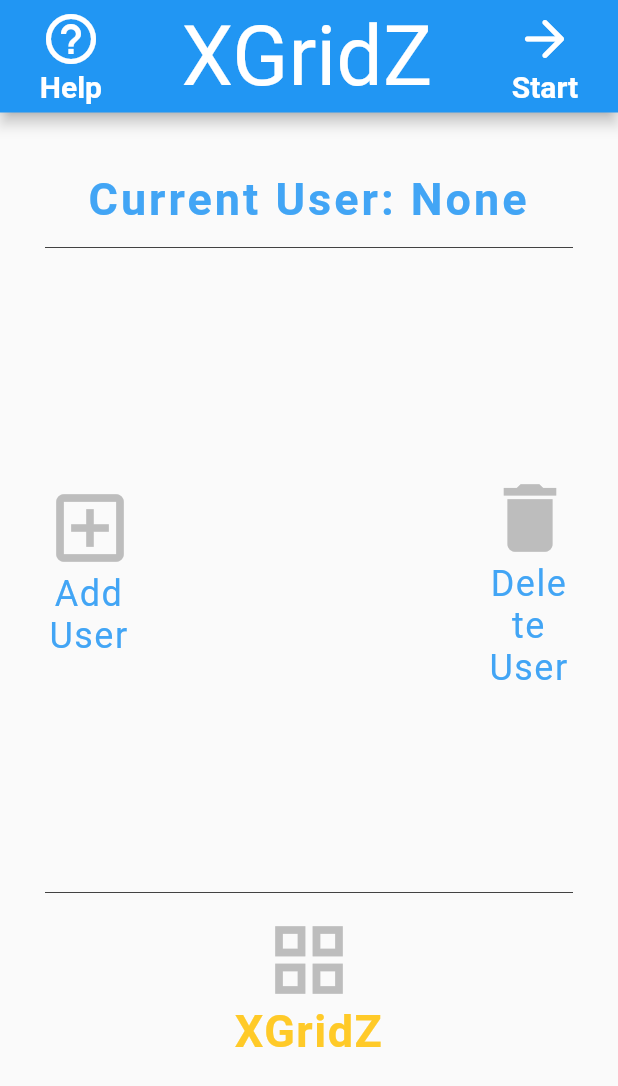
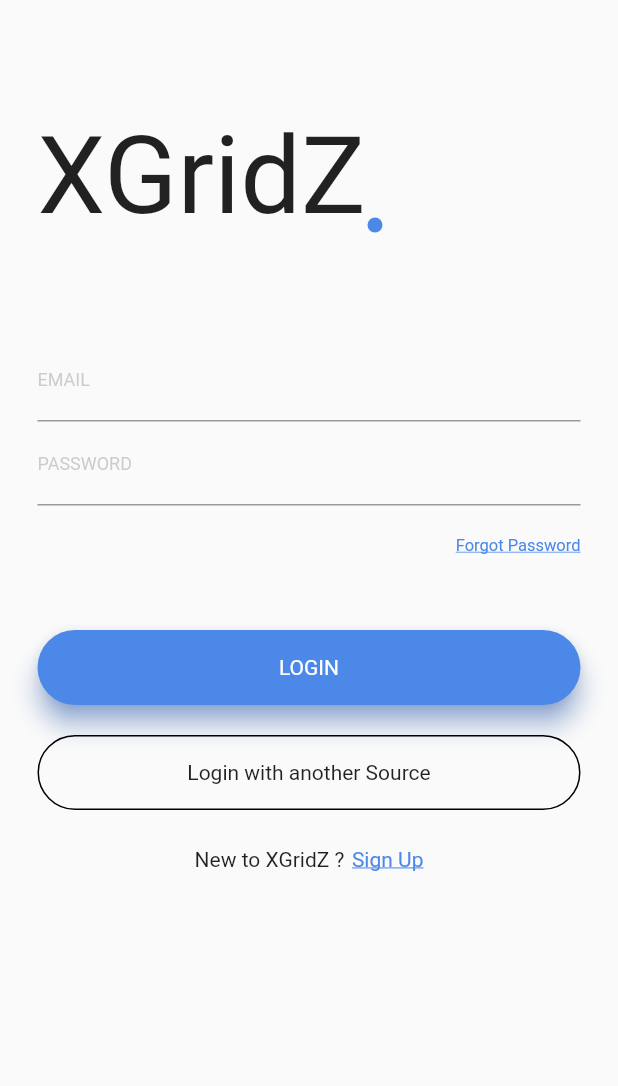
Before and after one commit to znaing/xgridz, a Flutter app: the screen it shows after launch, on a phone screen of 412 x 824 dp. Shown: the top 1086 px of the screen. Run offline on Flutter 3.47's test engine with Material 2 defaults, Android fonts, the phone set to English and light mode, and no system bars; our stand-ins replace image_picker; Roboto replaces fonts that are missing (Trueno).

Commit message:
Login UI
New login implemenetation

```diff
--- a/lib/main.dart
+++ b/lib/main.dart
@@ -1,4 +1,6 @@
 import 'package:flutter/material.dart';
+import 'package:xgridz/screens/Login.dart';
+import 'package:xgridz/screens/Signup.dart';
 import 'package:xgridz/screens/Home.dart';
 import 'package:xgridz/screens/Loading.dart';
 import 'package:xgridz/screens/Settings.dart';
@@ -16,6 +18,8 @@
       title: "xGridZ",
       routes: {
       '/': (context) => Loading(),
+      '/login': (context) => Login(),
+      '/signup': (context) => Signup(),
       '/home': (context) => Home(),
       '/settings': (context) => Settings(),
       '/start': (context) => Start(),
--- a/lib/screens/Loading.dart
+++ b/lib/screens/Loading.dart
@@ -9,7 +9,7 @@
   void initState() {
     super.initState();
     Timer(Duration(seconds: 2),
-            ()=>Navigator.pushReplacementNamed(context,'/home')
+            ()=>Navigator.pushReplacementNamed(context,'/login')
     );
   }
   @override
--- /dev/null
+++ b/lib/screens/Login.dart
@@ -0,0 +1,171 @@
+import 'package:flutter/material.dart';
+//import 'package:flutterfbauth/reset.dart';
+//import 'package:flutterfbauth/services/authservice.dart';
+import 'package:xgridz/screens/Signup.dart';
+
+class Login extends StatefulWidget {
+  @override
+  _LoginState createState() => _LoginState();
+}
+
+class _LoginState extends State<Login> {
+  final formKey = new GlobalKey<FormState>();
+
+  String email, password;
+
+  Color blueColor = Color(0xFF4B88E7);
+
+  //To check fields during submit
+  checkFields() {
+    final form = formKey.currentState;
+    if (form.validate()) {
+      form.save();
+      return true;
+    }
+    return false;
+  }
+
+  //To Validate email
+  String validateEmail(String value) {
+    Pattern pattern =
+        r'^(([^<>()[\]\\.,;:\s@\"]+(\.[^<>()[\]\\.,;:\s@\"]+)*)|(\".+\"))@((\[[0-9]{1,3}\.[0-9]{1,3}\.[0-9]{1,3}\.[0-9]{1,3}\])|(([a-zA-Z\-0-9]+\.)+[a-zA-Z]{2,}))$';
+    RegExp regex = new RegExp(pattern);
+    if (!regex.hasMatch(value))
+      return 'Enter Valid Email';
+    else
+      return null;
+  }
+
+  @override
+  Widget build(BuildContext context) {
+    return Scaffold(
+        body: Container(
+            height: MediaQuery.of(context).size.height,
+            width: MediaQuery.of(context).size.width,
+            child: Form(key: formKey, child: _buildLoginForm())));
+  }
+
+  _buildLoginForm() {
+    return Padding(
+        padding: const EdgeInsets.only(left: 25.0, right: 25.0),
+        child: ListView(children: [
+          SizedBox(height: 75.0),
+          Container(
+              height: 125.0,
+              width: 200.0,
+              child: Stack(
+                children: [
+                  Text('XGridZ',
+                      style: TextStyle(fontFamily: 'Trueno', fontSize: 72.0)),
+                  Positioned(
+                      top: 70.0,
+                      left: 220.0,
+                      child: Container(
+                          height: 10.0,
+                          width: 10.0,
+                          decoration: BoxDecoration(
+                              shape: BoxShape.circle, color: blueColor)))
+                ],
+              )),
+          SizedBox(height: 25.0),
+          TextFormField(
+              decoration: InputDecoration(
+                  labelText: 'EMAIL',
+                  labelStyle: TextStyle(
+                      fontFamily: 'Trueno',
+                      fontSize: 12.0,
+                      color: Colors.grey.withOpacity(0.5)),
+                  focusedBorder: UnderlineInputBorder(
+                    borderSide: BorderSide(color: blueColor),
+                  )),
+              onChanged: (value) {
+                this.email = value;
+              },
+              validator: (value) =>
+              value.isEmpty ? 'Email is required' : validateEmail(value)),
+          TextFormField(
+              decoration: InputDecoration(
+                  labelText: 'PASSWORD',
+                  labelStyle: TextStyle(
+                      fontFamily: 'Trueno',
+                      fontSize: 12.0,
+                      color: Colors.grey.withOpacity(0.5)),
+                  focusedBorder: UnderlineInputBorder(
+                    borderSide: BorderSide(color: blueColor),
+                  )),
+              obscureText: true,
+              onChanged: (value) {
+                this.password = value;
+              },
+              validator: (value) =>
+              value.isEmpty ? 'Password is required' : null),
+          SizedBox(height: 5.0),
+          GestureDetector(
+              child: Container(
+                  alignment: Alignment(1.0, 0.0),
+                  padding: EdgeInsets.only(top: 15.0, left: 20.0),
+                  child: InkWell(
+                      child: Text('Forgot Password',
+                          style: TextStyle(
+                              color: blueColor,
+                              fontFamily: 'Trueno',
+                              fontSize: 11.0,
+                              decoration: TextDecoration.underline))))),
+          SizedBox(height: 50.0),
+          GestureDetector(
+            onTap: () {
+              Navigator.pushReplacementNamed(context, '/home');
+            },
+            child: Container(
+                height: 50.0,
+                child: Material(
+                    borderRadius: BorderRadius.circular(25.0),
+                    shadowColor: Colors.blueAccent,
+                    color: blueColor,
+                    elevation: 7.0,
+                    child: Center(
+                        child: Text('LOGIN',
+                            style: TextStyle(
+                                color: Colors.white, fontFamily: 'Trueno'))))),
+          ),
+          SizedBox(height: 20.0),
+          GestureDetector(
+            child: Container(
+                height: 50.0,
+                color: Colors.transparent,
+                child: Container(
+                  decoration: BoxDecoration(
+                      border: Border.all(
+                          color: Colors.black,
+                          style: BorderStyle.solid,
+                          width: 1.0),
+                      color: Colors.transparent,
+                      borderRadius: BorderRadius.circular(25.0)),
+                  child: Row(
+                    mainAxisAlignment: MainAxisAlignment.center,
+                    children: [
+                      Center(
+                          child: Text('Login with another Source',
+                              style: TextStyle(fontFamily: 'Trueno'))),
+                    ],
+                  ),
+                )),
+          ),
+          SizedBox(height: 25.0),
+          Row(mainAxisAlignment: MainAxisAlignment.center, children: [
+            Text('New to XGridZ ?'),
+            SizedBox(width: 5.0),
+            InkWell(
+                onTap: () {
+                  Navigator.of(context).push(
+                      MaterialPageRoute(builder: (context) => Signup()));
+                },
+                child: Text('Sign Up',
+                    style: TextStyle(
+                        color: blueColor,
+                        fontFamily: 'Trueno',
+                        decoration: TextDecoration.underline)))
+          ])
+        ]));
+  }
+}
```
Also changed, not shown: lib/screens/ErrorHandler.dart (added, +51 -0 lines), lib/screens/Signup.dart (added, +130 -0 lines).
